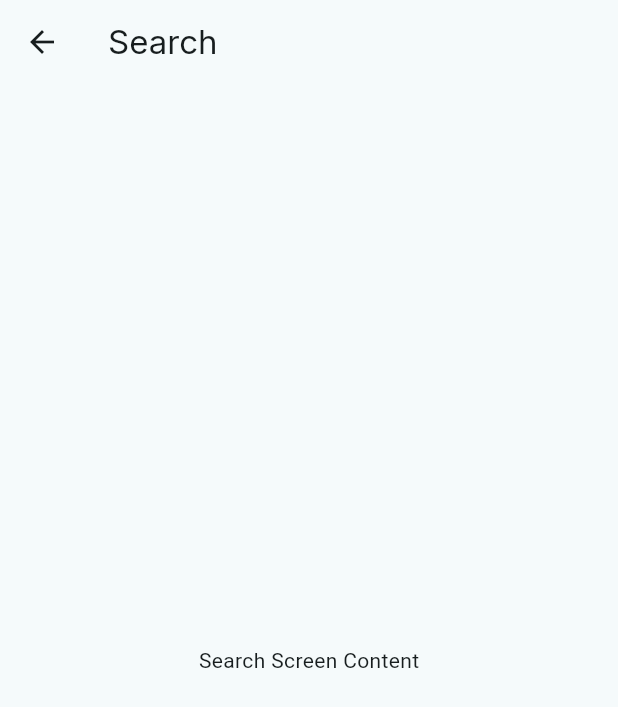
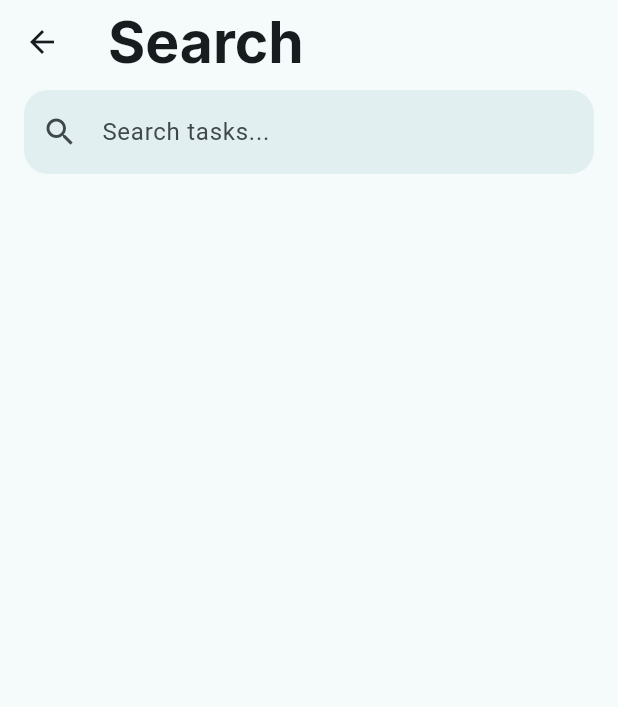
Before and after one commit to minhkhang1505/flutter_exercise1_todolist, a Flutter app: the SearchScreen screen opened directly, on a phone screen of 412 x 824 dp. Shown: the top 707 px of the screen. Run offline on Flutter 3.47's test engine with Material 3 defaults, Android fonts, the phone set to English and light mode, and no system bars; our stand-ins replace google_fonts.

Commit message:
feat: Enhance SearchScreen layout with improved UI and search functionality

```diff
--- a/lib/presentation/screens/search/search_screen.dart
+++ b/lib/presentation/screens/search/search_screen.dart
@@ -8,10 +8,46 @@ class SearchScreen extends StatelessWidget {
     final colorScheme = Theme.of(context).colorScheme;
     return Scaffold(
       appBar: AppBar(
-        title: const Text('Search'),
+        title: const Text(
+          'Search',
+          style: TextStyle(fontSize: 38, fontWeight: FontWeight.bold),
+        ),
         backgroundColor: colorScheme.surface,
       ),
-      body: const Center(child: Text('Search Screen Content')),
+      body: SafeArea(
+        child: Column(
+          children: [
+            Padding(
+              padding: const EdgeInsets.symmetric(
+                horizontal: 16.0,
+                vertical: 4.0,
+              ),
+              child: Column(
+                children: [
+                  TextField(
+                    decoration: InputDecoration(
+                      filled: true,
+                      fillColor: colorScheme.primary.withAlpha(20),
+                      border: OutlineInputBorder(
+                        borderSide: BorderSide.none,
+                        borderRadius: BorderRadius.all(Radius.circular(16)),
+                      ),
+                      hintText: 'Search tasks...',
+                      prefixIcon: Icon(
+                        Icons.search,
+                        color: colorScheme.onSurfaceVariant,
+                      ),
+                    ),
+                    onChanged: (value) {
+                      // Handle search input change
+                    },
+                  ),
+                ],
+              ),
+            ),
+          ],
+        ),
+      ),
     );
   }
 }
```
